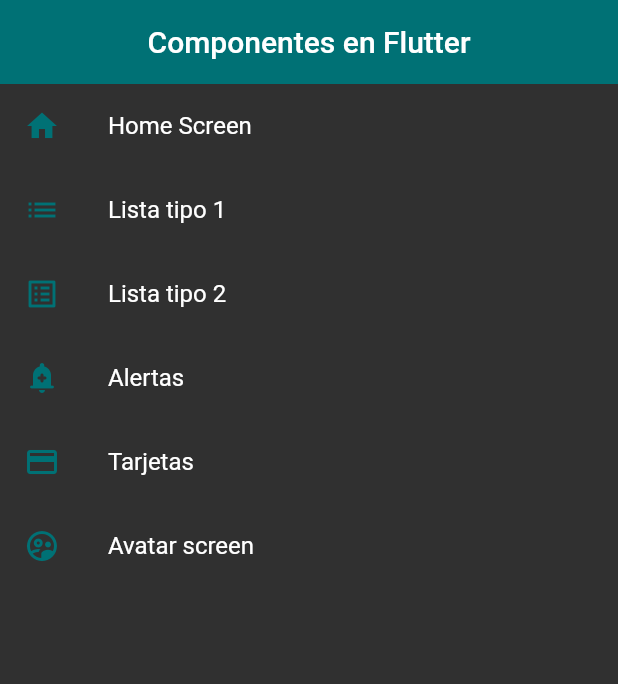
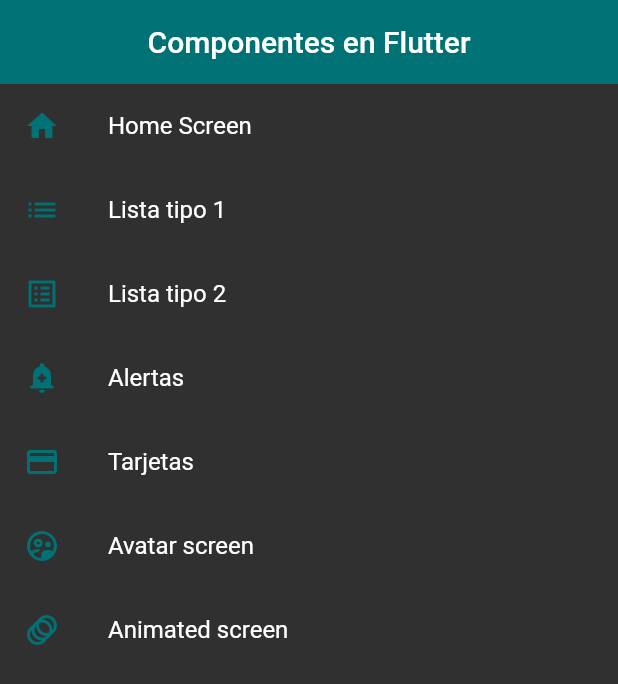
Before and after one commit to apacoder/curso-flutter, a Flutter app: the screen it shows after launch, on a phone screen of 412 x 824 dp. Shown: the top 684 px of the screen. Run offline on Flutter 3.47's test engine with Material 2 defaults, Android fonts, the phone set to English and light mode, and no system bars.

Commit message:
widget container screen

```diff
--- a/lib/curso/2_componentes/router/app_routes.dart
+++ b/lib/curso/2_componentes/router/app_routes.dart
@@ -42,6 +42,12 @@
       name: 'Avatar screen',
       screen: const AvatarScreen(),
     ),
+    MenuOption(
+      route: 'animated',
+      icon: Icons.animation,
+      name: 'Animated screen',
+      screen: const AnimatedScreen(),
+    ),
   ];
 
   static Map<String, Widget Function(BuildContext)> getAppRoutes() {
--- a/lib/curso/2_componentes/screens/screens.dart
+++ b/lib/curso/2_componentes/screens/screens.dart
@@ -1,6 +1,7 @@
 export 'package:examples/curso/2_componentes/models/menu_option.dart';
 export 'package:examples/curso/2_componentes/router/app_routes.dart';
 export 'package:examples/curso/2_componentes/screens/alert_screen.dart';
+export 'package:examples/curso/2_componentes/screens/animated_screen.dart';
 export 'package:examples/curso/2_componentes/screens/card_screen.dart';
 export 'package:examples/curso/2_componentes/screens/home_screen.dart';
 export 'package:examples/curso/2_componentes/screens/listview1_screen.dart';
```
Also changed, not shown: lib/curso/2_componentes/screens/animated_screen.dart (added, +52 -0 lines).
